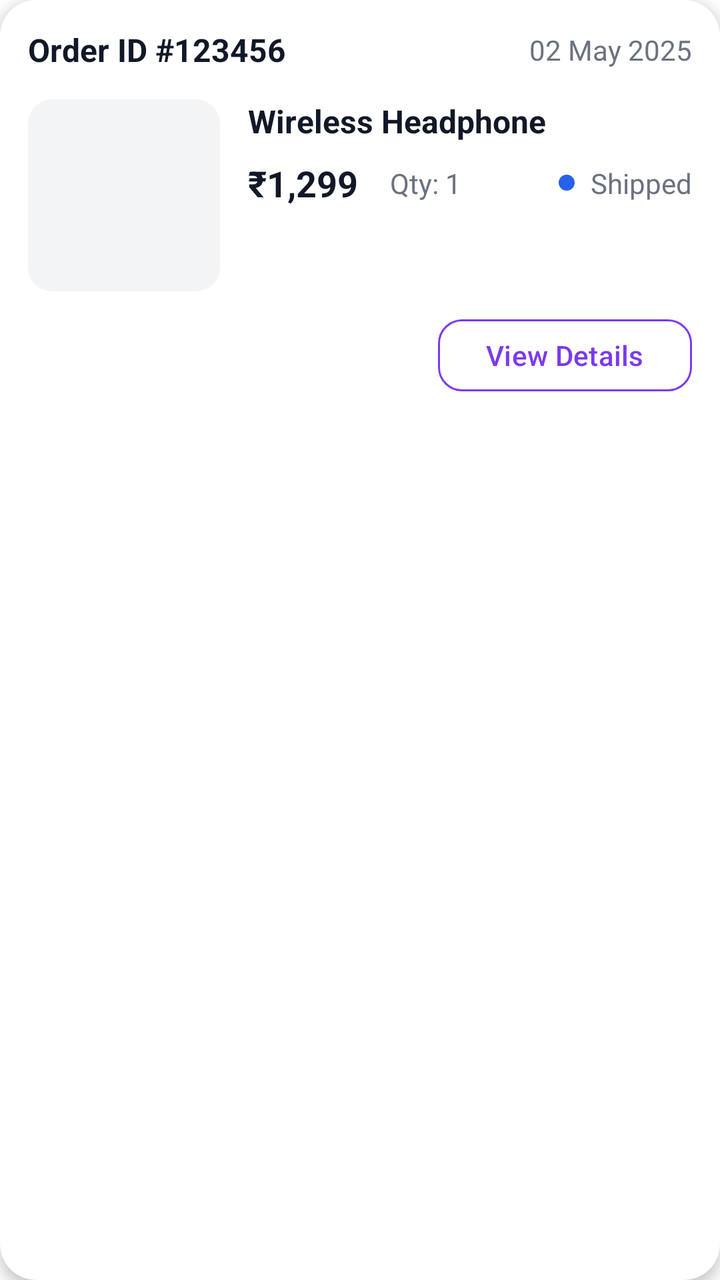
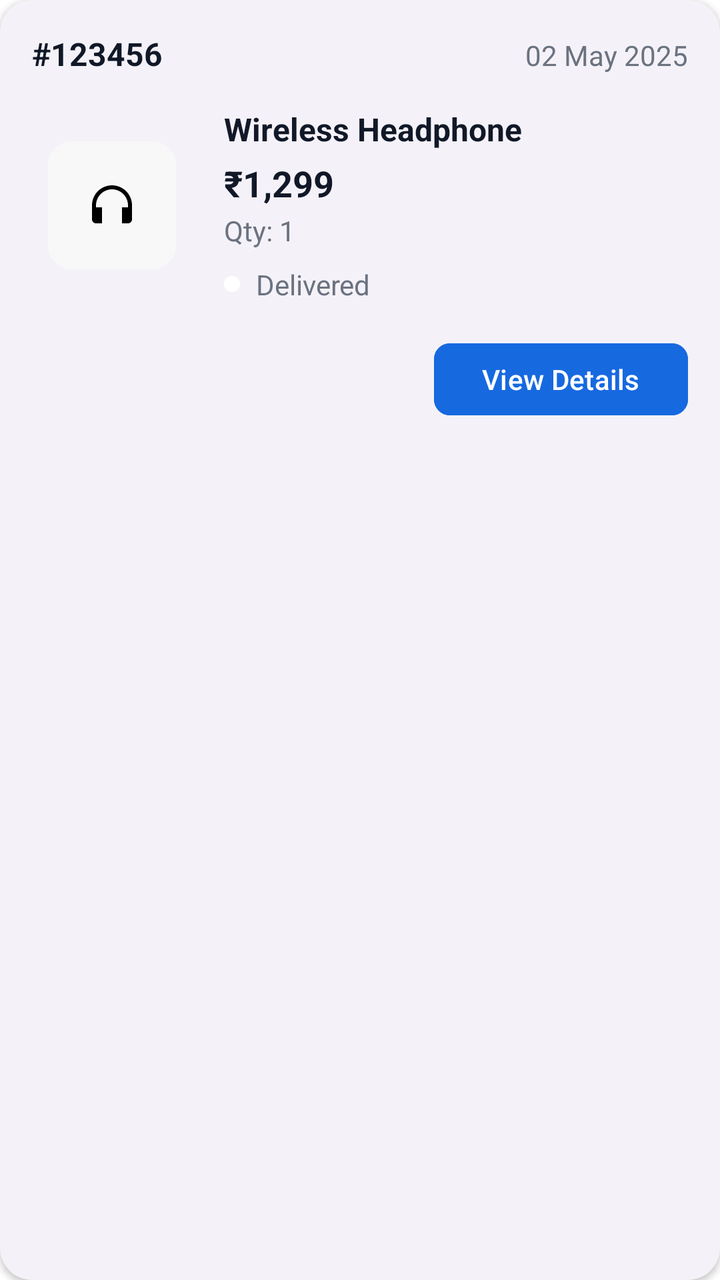

Two renders of the same Android screen: before a commit and after it. Below are the layout's source before the change and the commit's diff.
<!-- AndroidManifest.xml: application theme Theme.LightShop -->
<!-- res/layout/item_order.xml -->
<?xml version="1.0" encoding="utf-8"?>
<com.google.android.material.card.MaterialCardView xmlns:android="http://schemas.android.com/apk/res/android"
    xmlns:app="http://schemas.android.com/apk/res-auto"
    android:layout_width="match_parent"
    android:layout_height="wrap_content"
    android:layout_marginHorizontal="16dp"
    android:layout_marginVertical="8dp"
    app:cardBackgroundColor="@color/white"
    app:cardCornerRadius="18dp"
    app:cardElevation="4dp"
    app:strokeWidth="0dp">

    <androidx.constraintlayout.widget.ConstraintLayout
        android:layout_width="match_parent"
        android:layout_height="wrap_content"
        android:padding="14dp">

        

        <TextView
            android:id="@+id/tv_order_id"
            android:layout_width="wrap_content"
            android:layout_height="wrap_content"
            android:text="Order ID #123456"
            android:textColor="@color/text_primary"
            android:textSize="16sp"
            android:textStyle="bold"
            app:layout_constraintStart_toStartOf="parent"
            app:layout_constraintTop_toTopOf="parent" />

        <TextView
            android:id="@+id/tv_order_date"
            android:layout_width="wrap_content"
            android:layout_height="wrap_content"
            android:text="02 May 2025"
            android:textColor="@color/text_subtitle"
            android:textSize="14sp"
            app:layout_constraintBottom_toBottomOf="@id/tv_order_id"
            app:layout_constraintEnd_toEndOf="parent"
            app:layout_constraintTop_toTopOf="@id/tv_order_id" />

        
        <com.google.android.material.imageview.ShapeableImageView
            android:id="@+id/iv_product"
            android:layout_width="96dp"
            android:layout_height="96dp"
            android:layout_marginTop="14dp"
            android:scaleType="centerInside"
            android:background="#F3F4F6"
            app:layout_constraintStart_toStartOf="parent"
            app:layout_constraintTop_toBottomOf="@id/tv_order_id"
            app:shapeAppearanceOverlay="@style/RoundedImageView" />

        <TextView
            android:id="@+id/tv_product_name"
            android:layout_width="0dp"
            android:layout_height="wrap_content"
            android:layout_marginStart="14dp"
            android:text="Wireless Headphone"
            android:textColor="@color/text_primary"
            android:textSize="16sp"
            android:textStyle="bold"
            app:layout_constraintEnd_toStartOf="@+id/tv_status_right"
            app:layout_constraintHorizontal_bias="0.0"
            app:layout_constraintStart_toEndOf="@id/iv_product"
            app:layout_constraintTop_toTopOf="@id/iv_product" />

        <TextView
            android:id="@+id/tv_price"
            android:layout_width="wrap_content"
            android:layout_height="wrap_content"
            android:layout_marginTop="8dp"
            android:text="₹1,299"
            android:textColor="@color/text_primary"
            android:textSize="18sp"
            android:textStyle="bold"
            app:layout_constraintStart_toStartOf="@id/tv_product_name"
            app:layout_constraintTop_toBottomOf="@id/tv_product_name" />

        <TextView
            android:id="@+id/tv_qty"
            android:layout_width="wrap_content"
            android:layout_height="wrap_content"
            android:layout_marginStart="16dp"
            android:text="Qty: 1"
            android:textColor="@color/text_subtitle"
            android:textSize="14sp"
            app:layout_constraintBottom_toBottomOf="@id/tv_price"
            app:layout_constraintStart_toEndOf="@id/tv_price"
            app:layout_constraintTop_toTopOf="@id/tv_price" />

        <TextView
            android:id="@+id/tv_status_right"
            android:layout_width="wrap_content"
            android:layout_height="wrap_content"
            android:drawablePadding="8dp"
            android:gravity="center_vertical"
            android:text="Shipped"
            android:textColor="@color/text_subtitle"
            android:textSize="14sp"
            app:drawableStartCompat="@drawable/bg_status_dot"
            app:drawableTint="@color/status_shipped"
            app:layout_constraintBottom_toBottomOf="@id/tv_price"
            app:layout_constraintEnd_toEndOf="parent"
            app:layout_constraintTop_toTopOf="@id/tv_price" />

        
        <TextView
            android:id="@+id/tv_status_bottom"
            android:layout_width="wrap_content"
            android:layout_height="wrap_content"
            android:layout_marginTop="16dp"
            android:drawablePadding="8dp"
            android:gravity="center_vertical"
            android:text="Delivered"
            android:textColor="@color/status_delivered"
            android:textSize="14sp"
            android:visibility="gone"
            app:drawableStartCompat="@drawable/bg_status_dot"
            app:drawableTint="@color/status_delivered"
            app:layout_constraintBottom_toBottomOf="@id/btn_view_details"
            app:layout_constraintStart_toStartOf="parent"
            app:layout_constraintTop_toTopOf="@id/btn_view_details" />

        <com.google.android.material.button.MaterialButton
            android:id="@+id/btn_view_details"
            style="@style/Widget.Material3.Button.OutlinedButton"
            android:layout_width="wrap_content"
            android:layout_height="44dp"
            android:layout_marginTop="10dp"
            android:text="View Details"
            android:textAllCaps="false"
            android:textColor="@color/primary"
            android:textSize="14sp"
            app:cornerRadius="12dp"
            app:layout_constraintBottom_toBottomOf="parent"
            app:layout_constraintEnd_toEndOf="parent"
            app:layout_constraintTop_toBottomOf="@id/iv_product"
            app:strokeColor="@color/primary" />

    </androidx.constraintlayout.widget.ConstraintLayout>

</com.google.android.material.card.MaterialCardView>
<!-- resources referenced by this layout -->
<resources>
  <color name="primary">#7C3AED</color>
  <color name="status_delivered">#16A34A</color>
  <color name="status_shipped">#2563EB</color>
  <color name="text_primary">#111827</color>
  <color name="text_subtitle">#6B7280</color>
  <color name="white">#FFFFFFFF</color>
  <!-- drawable bg_status_dot (drawable) -->
  <?xml version="1.0" encoding="utf-8"?>
  <shape xmlns:android="http://schemas.android.com/apk/res/android"
      android:shape="oval">
      <solid android:color="@color/white" />
      <size android:width="8dp" android:height="8dp" />
  </shape>
  <style name="RoundedImageView" parent="">
          <item name="cornerSize">12dp</item>
      </style>
  <style name="Theme.LightShop" parent="Base.Theme.LightShop" />
  <style name="Base.Theme.LightShop" parent="Theme.Material3.DayNight.NoActionBar">
          
          <item name="android:statusBarColor">@color/white</item>
          <item name="android:windowLightStatusBar">true</item>
          <item name="android:navigationBarColor">@color/white</item>
          <item name="android:windowBackground">@color/white</item>
  
          
          <item name="bottomNavigationStyle">@style/Widget.App.BottomNavigationView</item>
      </style>
  <style name="Widget.App.BottomNavigationView" parent="Widget.Material3.BottomNavigationView">
          <item name="materialThemeOverlay">@style/ThemeOverlay.App.BottomNavigationView</item>
          <item name="android:background">@color/white</item>
          <item name="itemIconTint">@color/nav_selector</item>
          <item name="itemTextColor">@color/nav_selector</item>
          <item name="itemActiveIndicatorStyle">@style/Widget.App.BottomNavigationView.ActiveIndicator</item>
      </style>
  <style name="ThemeOverlay.App.BottomNavigationView" parent="">
          <item name="colorPrimary">@color/black</item>
      </style>
  <style name="Widget.App.BottomNavigationView.ActiveIndicator" parent="Widget.Material3.BottomNavigationView.ActiveIndicator">
          <item name="android:color">@color/nav_active_indicator</item>
          <item name="marginHorizontal">16dp</item>
      </style>
  <color name="black">#FF000000</color>
  <color name="nav_active_indicator">#F2F2F2</color>
</resources>

<!-- the commit's change to res/layout/item_order.xml (unified diff, before → after) -->
@@ -6,138 +6,156 @@
     android:layout_marginHorizontal="16dp"
     android:layout_marginVertical="8dp"
     app:cardBackgroundColor="@color/white"
-    app:cardCornerRadius="18dp"
-    app:cardElevation="4dp"
+    app:cardCornerRadius="16dp"
+    app:cardElevation="2dp"
     app:strokeWidth="0dp">
 
-    <androidx.constraintlayout.widget.ConstraintLayout
+    <LinearLayout
         android:layout_width="match_parent"
         android:layout_height="wrap_content"
-        android:padding="14dp">
+        android:orientation="vertical"
+        android:padding="16dp">
 
         
+        <LinearLayout
+            android:layout_width="match_parent"
+            android:layout_height="wrap_content"
+            android:orientation="horizontal">
 
-        <TextView
-            android:id="@+id/tv_order_id"
-            android:layout_width="wrap_content"
-            android:layout_height="wrap_content"
-            android:text="Order ID #123456"
-            android:textColor="@color/text_primary"
-            android:textSize="16sp"
-            android:textStyle="bold"
-            app:layout_constraintStart_toStartOf="parent"
-            app:layout_constraintTop_toTopOf="parent" />
+            <TextView
+                android:id="@+id/tv_order_id"
+                android:layout_width="0dp"
+                android:layout_height="wrap_content"
+                android:layout_weight="1"
+                android:text="#123456"
+                android:textColor="@color/text_primary"
+                android:textSize="16sp"
+                android:textStyle="bold" />
 
-        <TextView
-            android:id="@+id/tv_order_date"
-            android:layout_width="wrap_content"
-            android:layout_height="wrap_content"
-            android:text="02 May 2025"
-            android:textColor="@color/text_subtitle"
-            android:textSize="14sp"
-            app:layout_constraintBottom_toBottomOf="@id/tv_order_id"
-            app:layout_constraintEnd_toEndOf="parent"
-            app:layout_constraintTop_toTopOf="@id/tv_order_id" />
+            <TextView
+                android:id="@+id/tv_order_date"
+                android:layout_width="wrap_content"
+                android:layout_height="wrap_content"
+                android:text="02 May 2025"
+                android:textColor="@color/text_subtitle"
+                android:textSize="14sp" />
+        </LinearLayout>
 
         
-        <com.google.android.material.imageview.ShapeableImageView
-            android:id="@+id/iv_product"
-            android:layout_width="96dp"
-            android:layout_height="96dp"
-            android:layout_marginTop="14dp"
-            android:scaleType="centerInside"
-            android:background="#F3F4F6"
-            app:layout_constraintStart_toStartOf="parent"
-            app:layout_constraintTop_toBottomOf="@id/tv_order_id"
-            app:shapeAppearanceOverlay="@style/RoundedImageView" />
+        <LinearLayout
+            android:layout_width="match_parent"
+            android:layout_height="wrap_content"
+            android:layout_marginTop="16dp"
+            android:gravity="center_vertical"
+            android:orientation="horizontal">
 
-        <TextView
-            android:id="@+id/tv_product_name"
-            android:layout_width="0dp"
-            android:layout_height="wrap_content"
-            android:layout_marginStart="14dp"
-            android:text="Wireless Headphone"
-            android:textColor="@color/text_primary"
-            android:textSize="16sp"
-            android:textStyle="bold"
-            app:layout_constraintEnd_toStartOf="@+id/tv_status_right"
-            app:layout_constraintHorizontal_bias="0.0"
-            app:layout_constraintStart_toEndOf="@id/iv_product"
-            app:layout_constraintTop_toTopOf="@id/iv_product" />
+            <com.google.android.material.imageview.ShapeableImageView
+                android:id="@+id/iv_product"
+                android:layout_width="80dp"
+                android:layout_height="80dp"
+                android:background="#F8F8F8"
+                android:padding="8dp"
+                android:scaleType="centerInside"
+                android:src="@drawable/ic_headphones"
+                app:shapeAppearanceOverlay="@style/RoundedImageView" />
 
-        <TextView
-            android:id="@+id/tv_price"
-            android:layout_width="wrap_content"
-            android:layout_height="wrap_content"
-            android:layout_marginTop="8dp"
-            android:text="₹1,299"
-            android:textColor="@color/text_primary"
-            android:textSize="18sp"
-            android:textStyle="bold"
-            app:layout_constraintStart_toStartOf="@id/tv_product_name"
-            app:layout_constraintTop_toBottomOf="@id/tv_product_name" />
+            <LinearLayout
+                android:layout_width="0dp"
+                android:layout_height="wrap_content"
+                android:layout_marginStart="16dp"
+                android:layout_weight="1"
+                android:orientation="vertical">
 
-        <TextView
-            android:id="@+id/tv_qty"
-            android:layout_width="wrap_content"
-            android:layout_height="wrap_content"
-            android:layout_marginStart="16dp"
-            android:text="Qty: 1"
-            android:textColor="@color/text_subtitle"
-            android:textSize="14sp"
-            app:layout_constraintBottom_toBottomOf="@id/tv_price"
-            app:layout_constraintStart_toEndOf="@id/tv_price"
-            app:layout_constraintTop_toTopOf="@id/tv_price" />
+                <TextView
+                    android:id="@+id/tv_product_name"
+                    android:layout_width="match_parent"
+                    android:layout_height="wrap_content"
+                    android:text="Wireless Headphone"
+                    android:textColor="@color/text_primary"
+                    android:textSize="16sp"
+                    android:textStyle="bold" />
 
-        <TextView
-            android:id="@+id/tv_status_right"
-            android:layout_width="wrap_content"
-            android:layout_height="wrap_content"
-            android:drawablePadding="8dp"
-            android:gravity="center_vertical"
-            android:text="Shipped"
-            android:textColor="@color/text_subtitle"
-            android:textSize="14sp"
-            app:drawableStartCompat="@drawable/bg_status_dot"
-            app:drawableTint="@color/status_shipped"
-            app:layout_constraintBottom_toBottomOf="@id/tv_price"
-            app:layout_constraintEnd_toEndOf="parent"
-            app:layout_constraintTop_toTopOf="@id/tv_price" />
+                <TextView
+                    android:id="@+id/tv_price"
+                    android:layout_width="wrap_content"
+                    android:layout_height="wrap_content"
+                    android:layout_marginTop="4dp"
+                    android:text="₹1,299"
+                    android:textColor="@color/text_primary"
+                    android:textSize="18sp"
+                    android:textStyle="bold" />
+
+                <TextView
+                    android:id="@+id/tv_qty"
+                    android:layout_width="wrap_content"
+                    android:layout_height="wrap_content"
+                    android:layout_marginTop="2dp"
+                    android:text="Qty: 1"
+                    android:textColor="@color/text_subtitle"
+                    android:textSize="14sp" />
+
+                
+                <LinearLayout
+                    android:layout_width="wrap_content"
+                    android:layout_height="wrap_content"
+                    android:layout_marginTop="8dp"
+                    android:gravity="center_vertical"
+                    android:orientation="horizontal">
+
+                    <View
+                        android:id="@+id/v_status_dot"
+                        android:layout_width="8dp"
+                        android:layout_height="8dp"
+                        android:background="@drawable/bg_status_dot" />
+
+                    <TextView
+                        android:id="@+id/tv_status"
+                        android:layout_width="wrap_content"
+                        android:layout_height="wrap_content"
+                        android:layout_marginStart="8dp"
+                        android:text="Delivered"
+                        android:textColor="@color/text_subtitle"
+                        android:textSize="14sp" />
+                </LinearLayout>
+
+            </LinearLayout>
+        </LinearLayout>
 
         
-        <TextView
-            android:id="@+id/tv_status_bottom"
-            android:layout_width="wrap_content"
+        <LinearLayout
+            android:layout_width="match_parent"
             android:layout_height="wrap_content"
             android:layout_marginTop="16dp"
-            android:drawablePadding="8dp"
-            android:gravity="center_vertical"
-            android:text="Delivered"
-            android:textColor="@color/status_delivered"
-            android:textSize="14sp"
-            android:visibility="gone"
-            app:drawableStartCompat="@drawable/bg_status_dot"
-            app:drawableTint="@color/status_delivered"
-            app:layout_constraintBottom_toBottomOf="@id/btn_view_details"
-            app:layout_constraintStart_toStartOf="parent"
-            app:layout_constraintTop_toTopOf="@id/btn_view_details" />
+            android:gravity="end"
+            android:orientation="horizontal">
 
-        <com.google.android.material.button.MaterialButton
-            android:id="@+id/btn_view_details"
-            style="@style/Widget.Material3.Button.OutlinedButton"
-            android:layout_width="wrap_content"
-            android:layout_height="44dp"
-            android:layout_marginTop="10dp"
-            android:text="View Details"
-            android:textAllCaps="false"
-            android:textColor="@color/primary"
-            android:textSize="14sp"
-            app:cornerRadius="12dp"
-            app:layout_constraintBottom_toBottomOf="parent"
-            app:layout_constraintEnd_toEndOf="parent"
-            app:layout_constraintTop_toBottomOf="@id/iv_product"
-            app:strokeColor="@color/primary" />
+            <com.google.android.material.button.MaterialButton
+                android:id="@+id/btn_secondary"
+                style="@style/Widget.Material3.Button.OutlinedButton"
+                android:layout_width="wrap_content"
+                android:layout_height="44dp"
+                android:layout_marginEnd="12dp"
+                android:text="Buy Again"
+                android:textAllCaps="false"
+                android:textColor="@color/accent_blue"
+                android:textSize="14sp"
+                android:visibility="gone"
+                app:cornerRadius="8dp"
+                app:strokeColor="@color/accent_blue" />
 
-    </androidx.constraintlayout.widget.ConstraintLayout>
+            <com.google.android.material.button.MaterialButton
+                android:id="@+id/btn_view_details"
+                android:layout_width="wrap_content"
+                android:layout_height="44dp"
+                android:backgroundTint="@color/accent_blue"
+                android:text="View Details"
+                android:textAllCaps="false"
+                android:textColor="@color/white"
+                android:textSize="14sp"
+                app:cornerRadius="8dp" />
+
+        </LinearLayout>
+
+    </LinearLayout>
 
 </com.google.android.material.card.MaterialCardView>
<!-- resource entries referenced after the edit -->
@@ -1,8 +1,6 @@
 <!-- resources referenced by this layout -->
 <resources>
-  <color name="primary">#7C3AED</color>
-  <color name="status_delivered">#16A34A</color>
-  <color name="status_shipped">#2563EB</color>
+  <color name="accent_blue">#1769E0</color>
   <color name="text_primary">#111827</color>
   <color name="text_subtitle">#6B7280</color>
   <color name="white">#FFFFFFFF</color>
@@ -13,18 +11,32 @@
       <solid android:color="@color/white" />
       <size android:width="8dp" android:height="8dp" />
   </shape>
+  <!-- drawable ic_headphones (drawable) -->
+  <vector xmlns:android="http://schemas.android.com/apk/res/android"
+      android:width="24dp"
+      android:height="24dp"
+      android:viewportWidth="24"
+      android:viewportHeight="24">
+      <path
+          android:fillColor="#000000"
+          android:pathData="M12,2C6.48,2 2,6.48 2,12v7c0,1.1 0.9,2 2,2h3v-8H4v-1c0-4.41 3.59-8 8-8s8,3.59 8,8v1h-3v8h3c1.1,0 2-0.9 2-2v-7c0-5.52-4.48-10-10-10z"/>
+  </vector>
   <style name="RoundedImageView" parent="">
           <item name="cornerSize">12dp</item>
       </style>
   <style name="Theme.LightShop" parent="Base.Theme.LightShop" />
-  <style name="Base.Theme.LightShop" parent="Theme.Material3.DayNight.NoActionBar">
+  <style name="Base.Theme.LightShop" parent="Theme.Material3.Light.NoActionBar">
           
           <item name="android:statusBarColor">@color/white</item>
           <item name="android:windowLightStatusBar">true</item>
           <item name="android:navigationBarColor">@color/white</item>
           <item name="android:windowBackground">@color/white</item>
+          <item name="android:colorBackground">@color/white</item>
   
           
+          <item name="colorSurface">@color/white</item>
+          <item name="colorSurfaceVariant">@color/white</item>
+  
           <item name="bottomNavigationStyle">@style/Widget.App.BottomNavigationView</item>
       </style>
   <style name="Widget.App.BottomNavigationView" parent="Widget.Material3.BottomNavigationView">
